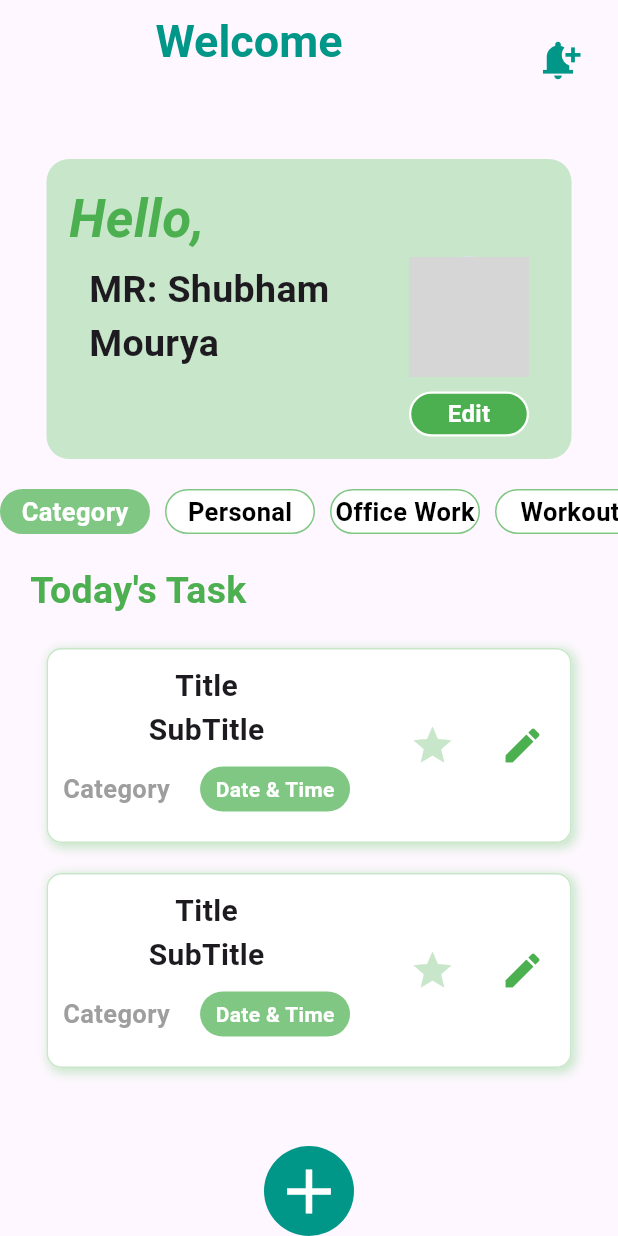
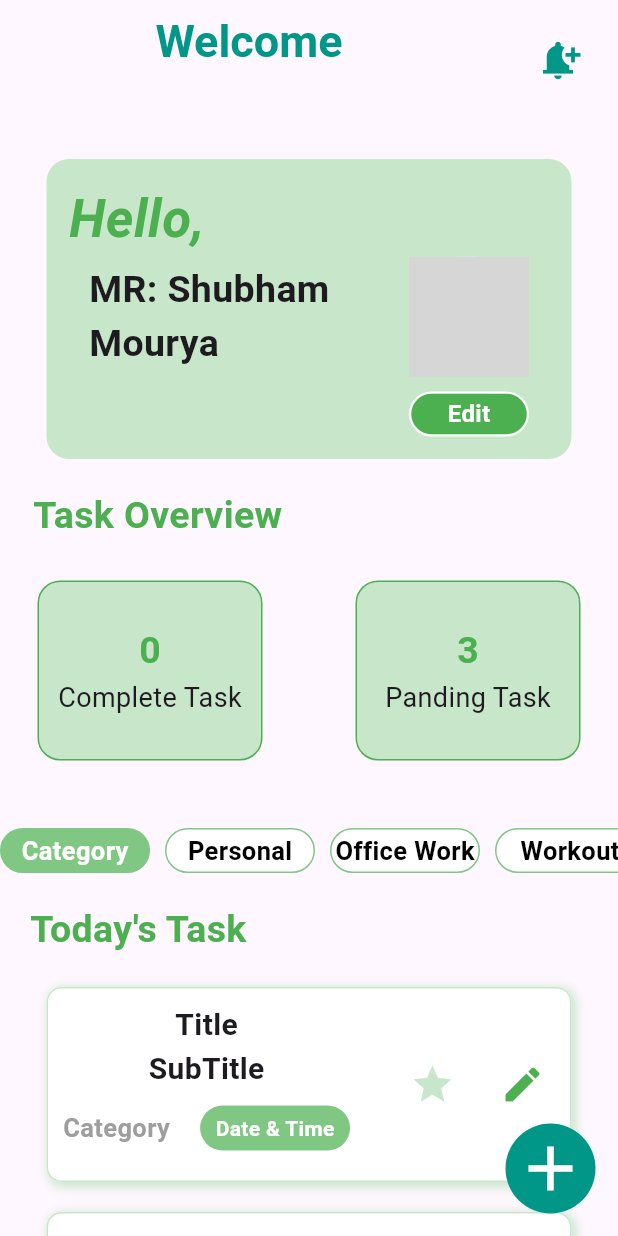
Before and after one commit to shubhamgitvns/To_Do_List, a Flutter app: the HomePage screen opened directly, on a phone screen of 412 x 824 dp. Run offline on Flutter 3.47's test engine with Material 3 defaults, Android fonts, the phone set to English and light mode, and no system bars; our stand-ins replace page_transition; grey boxes are pictures that could not be loaded.

Commit message:
Create home page and categrized task

```diff
--- a/lib/home_page/home_page.dart
+++ b/lib/home_page/home_page.dart
@@ -27,9 +27,10 @@
         ],
       ),
       body: Stack(
-        alignment: Alignment.bottomCenter,
+        alignment: Alignment.bottomRight,
         children: [
-          Column(
+          SingleChildScrollView(
+            child: Column(
               mainAxisAlignment: MainAxisAlignment.start,
               children: [
                 const SizedBox(height: 50,),
@@ -92,9 +93,62 @@
                     ),
                   ),
                 ),
+                //********* Task Overview ***************//
                 const SizedBox(height: 20,),
-              Category(),
+                const Padding(
+                  padding: EdgeInsets.only(left: 22),
+                  child: Row(
+                    children: [
+                      Text("Task Overview",style: TextStyle(color: Colors.green,fontSize: 25,fontWeight: FontWeight.bold),),
+                    ],
+                  ),
+                ),
+                Padding(
+                  padding: const EdgeInsets.all(25.0),
+                  child: Row(
+                    mainAxisAlignment: MainAxisAlignment.spaceBetween,
+                    children: [
+                      Container(
+                        height: 120,
+                        width: 150,
+                        decoration: BoxDecoration(
+                          borderRadius: BorderRadius.circular(15),
+                          color: Colors.green.shade100,
+                          border: Border.all(color: Colors.green)
 
+                        ),
+                        child: const Column(
+                          mainAxisAlignment: MainAxisAlignment.center,
+                          children: [
+                            Text("0",style: TextStyle(color: Colors.green,fontSize: 25,fontWeight: FontWeight.bold),),
+                            Text("Complete Task",style: TextStyle(fontSize: 18,fontWeight: FontWeight.w400),),
+                          ],
+                        ),
+                      ),
+                      Container(
+                        height: 120,
+                        width: 150,
+                        decoration: BoxDecoration(
+                            borderRadius: BorderRadius.circular(15),
+                            color: Colors.green.shade100,
+                            border: Border.all(color: Colors.green)
+
+                        ),
+                        child: const Column(
+                          mainAxisAlignment: MainAxisAlignment.center,
+                          children: [
+                            Text("3",style: TextStyle(color: Colors.green,fontSize: 25,fontWeight: FontWeight.bold),),
+                            Text("Panding Task",style: TextStyle(fontSize: 18,fontWeight: FontWeight.w400),),
+                          ],
+                        ),
+                      ),
+                    ],
+                  ),
+                ),
+                //************ Category slider *****************//
+                const SizedBox(height: 20,),
+                const Category(),
+                //******** Task ****************//
                 const SizedBox(height: 20,),
                 const Padding(
                   padding: EdgeInsets.only(left: 20),
@@ -105,13 +159,20 @@
                   ),
                 ),
                 const SizedBox(height: 20,),
-             TaskPage(),
-             SizedBox(height: 20,),
-             TaskPage(),
+               const TaskPage(),
+               const SizedBox(height: 20,),
+               const TaskPage(),
+                const SizedBox(height: 20,),
+                const TaskPage(),
 
               ],
             ),
-          Container(
+          ),
+
+          //***********Task Add Button****************//
+          Padding(
+            padding: const EdgeInsets.all(15.0),
+            child: Container(
               height: 60,
               width: 60,
               decoration: BoxDecoration(
@@ -120,6 +181,7 @@
               ),
               child:
               const Icon(Icons.add,size: 50,color: Colors.white,),
+            ),
           )
         ],
       ),
--- a/lib/home_page/task_page.dart
+++ b/lib/home_page/task_page.dart
@@ -76,12 +76,10 @@
                         child: Icon(Icons.star, size: 30,
                           color: isselect  ? Colors.green : Colors.green.shade100,
                         ),
-                        onDoubleTap: (){
+                        onTap: (){
                           setState(() {
-                            isselect=true;
-                          });
-                          setState(() {
-                            isselect = false;
+                            // using this double tap//
+                            isselect= !isselect;
                           });
                         },
                       ),
```
Lines whose indentation alone changed are shown as unchanged.
